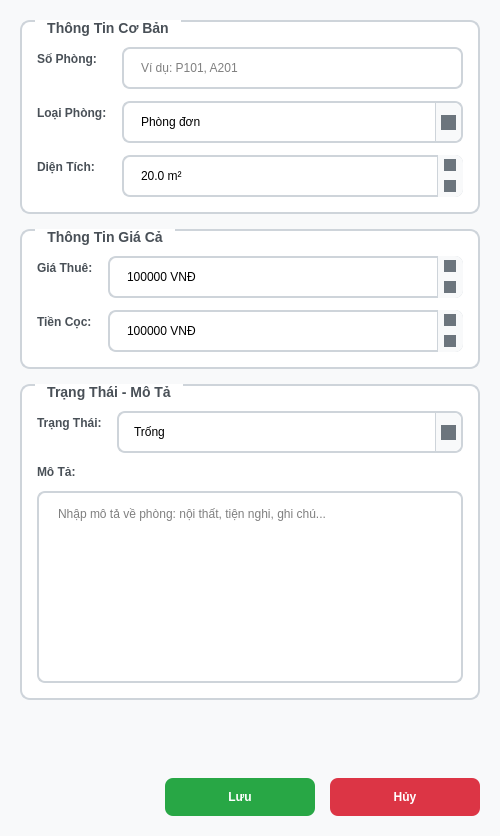
The window that ui/design/add_room_dialog.ui (huymatthew/PBL02) describes before a commit, drawn with Qt 5.
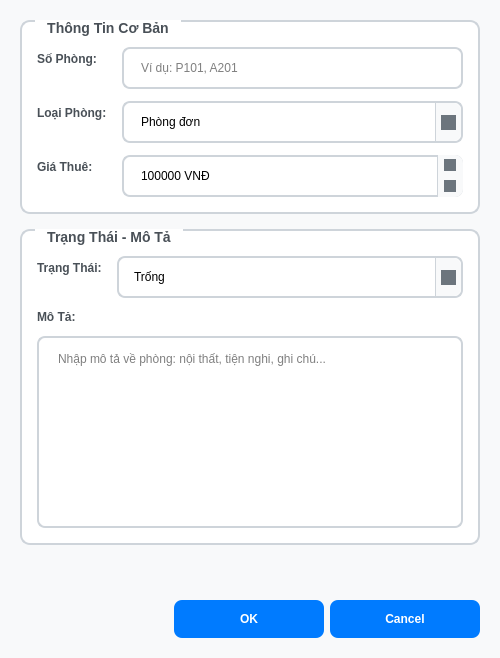
The same window after the commit. Icons and pictures are not drawn.

Commit message: Create 'Add Room Dialog'

```diff
--- a/ui/design/add_room_dialog.ui
+++ b/ui/design/add_room_dialog.ui
@@ -7,7 +7,7 @@
     <x>0</x>
     <y>0</y>
     <width>500</width>
-    <height>836</height>
+    <height>658</height>
    </rect>
   </property>
   <property name="windowTitle">
@@ -288,73 +288,7 @@
         </item>
        </widget>
       </item>
-      <item row="2" column="0">
-       <widget class="QLabel" name="labelArea">
-        <property name="text">
-         <string>Diện Tích:</string>
-        </property>
-       </widget>
-      </item>
       <item row="2" column="1">
-       <widget class="QDoubleSpinBox" name="doubleSpinBoxArea">
-        <property name="suffix">
-         <string> m²</string>
-        </property>
-        <property name="decimals">
-         <number>1</number>
-        </property>
-        <property name="minimum">
-         <double>5.000000000000000</double>
-        </property>
-        <property name="maximum">
-         <double>200.000000000000000</double>
-        </property>
-        <property name="singleStep">
-         <double>0.500000000000000</double>
-        </property>
-        <property name="value">
-         <double>20.000000000000000</double>
-        </property>
-       </widget>
-      </item>
-     </layout>
-    </widget>
-   </item>
-   <item>
-    <widget class="QGroupBox" name="groupBoxPricing">
-     <property name="title">
-      <string>Thông Tin Giá Cả</string>
-     </property>
-     <layout class="QFormLayout" name="formLayout_2">
-      <property name="horizontalSpacing">
-       <number>15</number>
-      </property>
-      <property name="verticalSpacing">
-       <number>12</number>
-      </property>
-      <property name="leftMargin">
-       <number>15</number>
-      </property>
-      <property name="topMargin">
-       <number>15</number>
-      </property>
-      <property name="rightMargin">
-       <number>15</number>
-      </property>
-      <property name="bottomMargin">
-       <number>15</number>
-      </property>
-      <item row="0" column="0">
-       <widget class="QLabel" name="labelRentPrice">
-        <property name="text">
-         <string>Giá Thuê:</string>
-        </property>
-        <property name="required" stdset="0">
-         <bool>true</bool>
-        </property>
-       </widget>
-      </item>
-      <item row="0" column="1">
        <widget class="QDoubleSpinBox" name="doubleSpinBoxRentPrice">
         <property name="suffix">
          <string> VNĐ</string>
@@ -376,32 +310,13 @@
         </property>
        </widget>
       </item>
-      <item row="1" column="0">
-       <widget class="QLabel" name="labelDeposit">
+      <item row="2" column="0">
+       <widget class="QLabel" name="labelRentPrice">
         <property name="text">
-         <string>Tiền Cọc:</string>
+         <string>Giá Thuê:</string>
         </property>
-       </widget>
-      </item>
-      <item row="1" column="1">
-       <widget class="QDoubleSpinBox" name="doubleSpinBoxDeposit">
-        <property name="suffix">
-         <string> VNĐ</string>
-        </property>
-        <property name="decimals">
-         <number>0</number>
-        </property>
-        <property name="minimum">
-         <double>0.000000000000000</double>
-        </property>
-        <property name="maximum">
-         <double>50000000.000000000000000</double>
-        </property>
-        <property name="singleStep">
-         <double>50000.000000000000000</double>
-        </property>
-        <property name="value">
-         <double>1000000.000000000000000</double>
+        <property name="required" stdset="0">
+         <bool>true</bool>
         </property>
        </widget>
       </item>
@@ -501,49 +416,11 @@
     </spacer>
    </item>
    <item>
-    <layout class="QHBoxLayout" name="horizontalLayoutButtons">
-     <property name="spacing">
-      <number>15</number>
+    <widget class="QDialogButtonBox" name="buttonBox">
+     <property name="standardButtons">
+      <set>QDialogButtonBox::Cancel|QDialogButtonBox::Ok</set>
      </property>
-     <item>
-      <spacer name="horizontalSpacer">
-       <property name="orientation">
-        <enum>Qt::Horizontal</enum>
-       </property>
-       <property name="sizeHint" stdset="0">
-        <size>
-         <width>40</width>
-         <height>20</height>
-        </size>
-       </property>
-      </spacer>
-     </item>
-     <item>
-      <widget class="QPushButton" name="buttonSave">
-       <property name="text">
-        <string>Lưu</string>
-       </property>
-       <property name="icon">
-        <iconset>
-         <normaloff>:/icons/save.png</normaloff>:/icons/save.png</iconset>
-       </property>
-       <property name="default">
-        <bool>true</bool>
-       </property>
-      </widget>
-     </item>
-     <item>
-      <widget class="QPushButton" name="buttonCancel">
-       <property name="text">
-        <string>Hủy</string>
-       </property>
-       <property name="icon">
-        <iconset>
-         <normaloff>:/icons/cancel.png</normaloff>:/icons/cancel.png</iconset>
-       </property>
-      </widget>
-     </item>
-    </layout>
+    </widget>
    </item>
   </layout>
  </widget>
```
Left out of the diff: 24 changed lines with no effect on the pictures. The commit also changes 13 other files.
